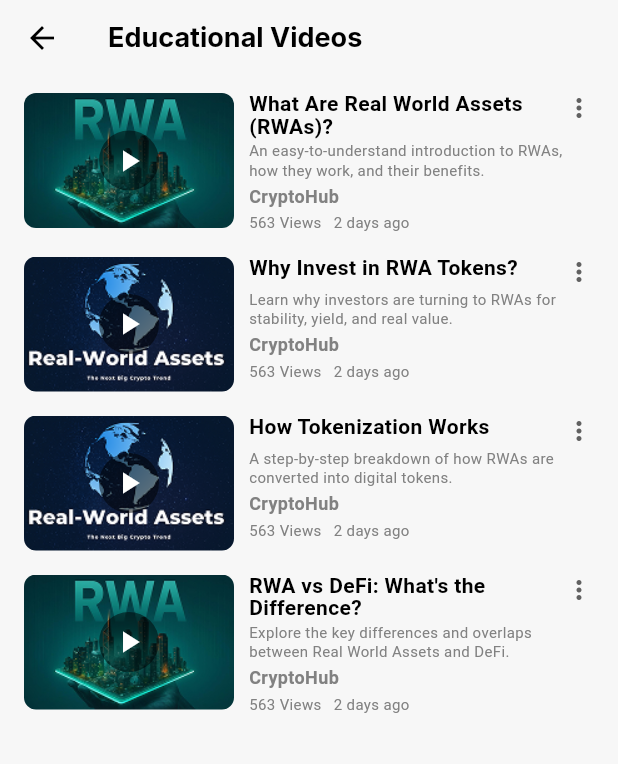
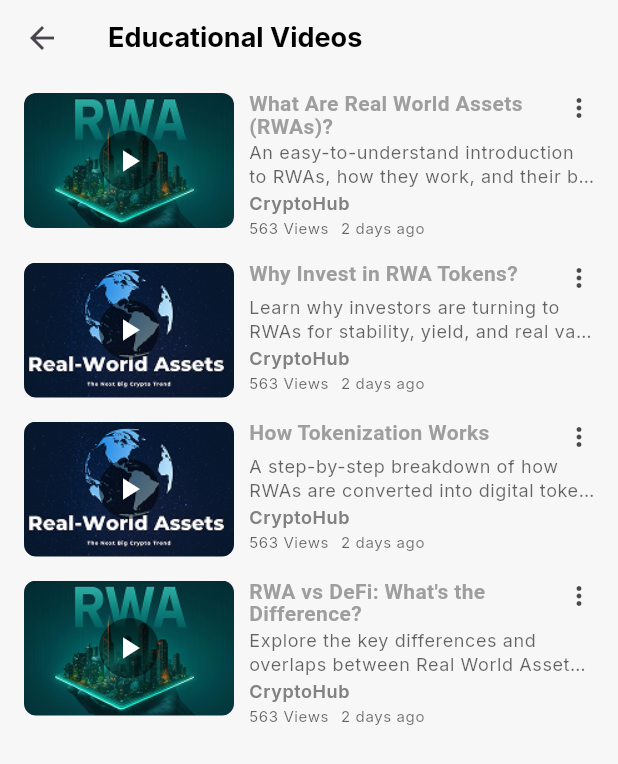
Before and after one commit to abdGhost/rwa_app, a Flutter app: the VideosScreen screen opened directly, after a tap on "See all", on a phone screen of 412 x 824 dp. Shown: the top 764 px of the screen. Run offline on Flutter 3.47's test engine with Material 3 defaults, Android fonts, the light colour scheme and no system bars; our stand-ins replace fl_chart, flutter_riverpod, flutter_svg, flutter_switch, google_fonts, shared_preferences; accounts and stored records are empty.

Commit message:
worked on video screen

```diff
--- a/lib/screens/educational_videos_screen.dart
+++ b/lib/screens/educational_videos_screen.dart
@@ -6,6 +6,9 @@ class EducationalVideosScreen extends StatelessWidget {
 
   @override
   Widget build(BuildContext context) {
+    final theme = Theme.of(context);
+    final isDark = theme.brightness == Brightness.dark;
+
     final titles = [
       "What Are Real World Assets (RWAs)?",
       "Why Invest in RWA Tokens?",
@@ -29,21 +32,21 @@ class EducationalVideosScreen extends StatelessWidget {
 
     return Scaffold(
       appBar: AppBar(
-        backgroundColor: const Color(0xFFF7F7F7),
+        backgroundColor: theme.scaffoldBackgroundColor,
         elevation: 0,
         toolbarHeight: 50,
         automaticallyImplyLeading: true,
-        iconTheme: const IconThemeData(color: Colors.black),
+        iconTheme: theme.iconTheme,
         title: Text(
           'Educational Videos',
           style: GoogleFonts.inter(
-            color: Colors.black,
+            color: theme.textTheme.titleLarge?.color,
             fontWeight: FontWeight.bold,
             fontSize: 18,
           ),
         ),
       ),
-      backgroundColor: const Color(0xFFF7F7F7),
+      backgroundColor: theme.scaffoldBackgroundColor,
       body: ListView.builder(
         padding: const EdgeInsets.symmetric(horizontal: 16, vertical: 12),
         itemCount: titles.length,
@@ -93,11 +96,9 @@ class EducationalVideosScreen extends StatelessWidget {
                               titles[index],
                               maxLines: 2,
                               overflow: TextOverflow.ellipsis,
-                              style: const TextStyle(
-                                fontSize: 14,
+                              style: theme.textTheme.bodyMedium?.copyWith(
                                 fontWeight: FontWeight.w600,
                                 height: 1.1,
-                                color: Color(0xFF000000),
                               ),
                             ),
                           ),
@@ -105,7 +106,7 @@ class EducationalVideosScreen extends StatelessWidget {
                           Icon(
                             Icons.more_vert,
                             size: 20,
-                            color: Colors.grey[700],
+                            color: theme.iconTheme.color?.withOpacity(0.7),
                           ),
                         ],
                       ),
@@ -114,40 +115,39 @@ class EducationalVideosScreen extends StatelessWidget {
                         subtitles[index],
                         maxLines: 2,
                         overflow: TextOverflow.ellipsis,
-                        style: const TextStyle(
-                          fontSize: 10,
+                        style: theme.textTheme.bodySmall?.copyWith(
                           fontWeight: FontWeight.w400,
-                          color: Color(0xFF818181),
+                          color: theme.hintColor,
                           height: 1.3,
                         ),
                       ),
                       const SizedBox(height: 2),
-                      const Text(
+                      Text(
                         "CryptoHub",
-                        style: TextStyle(
-                          fontSize: 12,
+                        style: theme.textTheme.bodySmall?.copyWith(
                           fontWeight: FontWeight.w600,
-                          color: Color(0xFF818181),
+                          color:
+                              isDark
+                                  ? Colors.grey[400]
+                                  : const Color(0xFF818181),
                         ),
                       ),
                       const SizedBox(height: 2),
                       Row(
-                        children: const [
+                        children: [
                           Text(
                             "563 Views",
-                            style: TextStyle(
+                            style: theme.textTheme.bodySmall?.copyWith(
                               fontSize: 10,
-                              fontWeight: FontWeight.w400,
-                              color: Color(0xFF818181),
+                              color: theme.hintColor,
                             ),
                           ),
-                          SizedBox(width: 8),
+                          const SizedBox(width: 8),
                           Text(
                             "2 days ago",
-                            style: TextStyle(
+                            style: theme.textTheme.bodySmall?.copyWith(
                               fontSize: 10,
-                              fontWeight: FontWeight.w400,
-                              color: Color(0xFF818181),
+                              color: theme.hintColor,
                             ),
                           ),
                         ],
--- a/lib/screens/videos_screen.dart
+++ b/lib/screens/videos_screen.dart
@@ -3,6 +3,7 @@ import 'package:flutter_svg/svg.dart';
 import 'package:google_fonts/google_fonts.dart';
 import 'package:rwa_app/screens/chat_screen.dart';
 import 'package:rwa_app/screens/educational_videos_screen.dart';
+import 'package:rwa_app/screens/profile_screen.dart';
 import 'package:rwa_app/screens/upcoming_interviews_screen.dart';
 import 'package:rwa_app/screens/recorded_interviews_screen.dart';
 
@@ -11,13 +12,15 @@ class VideosScreen extends StatelessWidget {
 
   @override
   Widget build(BuildContext context) {
+    final theme = Theme.of(context);
+    final isDark = theme.brightness == Brightness.dark;
     final screenWidth = MediaQuery.of(context).size.width;
     final cardWidth = screenWidth * 0.4;
 
     return Scaffold(
-      backgroundColor: const Color(0xFFF7F7F7),
+      backgroundColor: theme.scaffoldBackgroundColor,
       appBar: AppBar(
-        backgroundColor: Colors.white,
+        backgroundColor: isDark ? Colors.black : theme.scaffoldBackgroundColor,
         elevation: 1,
         automaticallyImplyLeading: false,
         toolbarHeight: 40,
@@ -26,7 +29,7 @@ class VideosScreen extends StatelessWidget {
             Text(
               'Video',
               style: GoogleFonts.inter(
-                color: Colors.black,
+                color: theme.textTheme.titleLarge?.color ?? Colors.black,
                 fontWeight: FontWeight.bold,
                 fontSize: 18,
               ),
@@ -34,12 +37,24 @@ class VideosScreen extends StatelessWidget {
           ],
         ),
         actions: [
-          Padding(
+          InkWell(
+            onTap: () {
+              Navigator.push(
+                context,
+                MaterialPageRoute(builder: (context) => const ProfileScreen()),
+              );
+            },
+            child: Padding(
               padding: const EdgeInsets.only(right: 12),
               child: SvgPicture.asset(
                 'assets/profile_outline.svg',
                 width: 30,
                 height: 30,
+                colorFilter: ColorFilter.mode(
+                  theme.iconTheme.color ?? Colors.black,
+                  BlendMode.srcIn,
+                ),
+              ),
             ),
           ),
         ],
@@ -72,7 +87,7 @@ class VideosScreen extends StatelessWidget {
           child: Column(
             crossAxisAlignment: CrossAxisAlignment.start,
             children: [
-              _sectionTitle("Educational Videos", () {
+              _sectionTitle(context, "Educational Videos", () {
                 Navigator.push(
                   context,
                   MaterialPageRoute(
@@ -81,7 +96,7 @@ class VideosScreen extends StatelessWidget {
                 );
               }),
               const SizedBox(height: 8),
-              _videoSlider(cardWidth, [
+              _videoSlider(context, cardWidth, [
                 {
                   "title": "What Are Real World Assets (RWAs)?",
                   "image": "assets/thumbnail1.png",
@@ -91,7 +106,7 @@ class VideosScreen extends StatelessWidget {
                   "image": "assets/thumbnail2.png",
                 },
               ]),
-              _videoSlider(cardWidth, [
+              _videoSlider(context, cardWidth, [
                 {
                   "title": "How Tokenization Works",
                   "image": "assets/thumbnail2.png",
@@ -101,7 +116,9 @@ class VideosScreen extends StatelessWidget {
                   "image": "assets/thumbnail2.png",
                 },
               ]),
-              _sectionTitle("Upcoming Interviews", () {
+              const SizedBox(height: 8),
+
+              _sectionTitle(context, "Upcoming Interviews", () {
                 Navigator.push(
                   context,
                   MaterialPageRoute(
@@ -110,17 +127,19 @@ class VideosScreen extends StatelessWidget {
                 );
               }),
               _interviewTile(
+                context,
                 "Chat with Condo CEO",
                 "April 21 at 5:00 PM",
                 "LIVE",
               ),
               _interviewTile(
+                context,
                 "How RealT Fractionalizes Real Estate",
                 "April 27 at 5:00 PM",
                 "Scheduled",
               ),
               const SizedBox(height: 10),
-              _sectionTitle("Recorded Interviews", () {
+              _sectionTitle(context, "Recorded Interviews", () {
                 Navigator.push(
                   context,
                   MaterialPageRoute(
@@ -129,6 +148,7 @@ class VideosScreen extends StatelessWidget {
                 );
               }),
               _recordedInterviewCard(
+                context,
                 "Goldfinch: Driving Innovation in Real-World Lending",
                 "Guest: Mike Sall, Co-Founder of Goldfinch",
                 "assets/thumbnail1.png",
@@ -140,17 +160,20 @@ class VideosScreen extends StatelessWidget {
     );
   }
 
-  static Widget _sectionTitle(String title, VoidCallback onSeeAll) {
+  Widget _sectionTitle(
+    BuildContext context,
+    String title,
+    VoidCallback onSeeAll,
+  ) {
+    final theme = Theme.of(context);
     return Row(
       mainAxisAlignment: MainAxisAlignment.spaceBetween,
       children: [
         Flexible(
           child: Text(
             title,
-            style: const TextStyle(
-              fontSize: 16,
+            style: theme.textTheme.titleSmall?.copyWith(
               fontWeight: FontWeight.w600,
-              color: Color(0xFF000000),
             ),
           ),
         ),
@@ -165,28 +188,41 @@ class VideosScreen extends StatelessWidget {
     );
   }
 
-  static Widget _videoSlider(
+  Widget _videoSlider(
+    BuildContext context,
     double cardWidth,
     List<Map<String, String>> videos,
   ) {
-    return SizedBox(
-      height: 160,
-      child: ListView.separated(
-        scrollDirection: Axis.horizontal,
-        itemCount: videos.length,
-        separatorBuilder: (_, __) => const SizedBox(width: 8),
-        itemBuilder: (context, index) {
-          final video = videos[index];
-          return SizedBox(
+    return Padding(
+      padding: const EdgeInsets.symmetric(vertical: 8),
+      child: Row(
+        mainAxisAlignment: MainAxisAlignment.center,
+        children:
+            videos.map((video) {
+              return Padding(
+                padding: const EdgeInsets.symmetric(horizontal: 6),
+                child: SizedBox(
                   width: cardWidth,
-            child: _videoCard(video['image']!, video['title']!, "8:20"),
+                  child: _videoCard(
+                    context,
+                    video['image']!,
+                    video['title']!,
+                    "8:20",
+                  ),
+                ),
               );
-        },
+            }).toList(),
       ),
     );
   }
 
-  static Widget _videoCard(String imagePath, String title, String duration) {
+  Widget _videoCard(
+    BuildContext context,
+    String imagePath,
+    String title,
+    String duration,
+  ) {
+    final theme = Theme.of(context);
     return Container(
       decoration: BoxDecoration(borderRadius: BorderRadius.circular(8)),
       child: Column(
@@ -225,23 +261,19 @@ class VideosScreen extends StatelessWidget {
             title,
             maxLines: 2,
             overflow: TextOverflow.ellipsis,
-            style: const TextStyle(
-              fontSize: 12,
+            style: theme.textTheme.bodySmall?.copyWith(
               fontWeight: FontWeight.w500,
-              color: Color(0xFF000000),
-              height: 1.2,
             ),
           ),
           const SizedBox(height: 2),
-          const Text(
+          Text(
             "Subtitle here",
             maxLines: 2,
             overflow: TextOverflow.ellipsis,
-            style: TextStyle(
+            style: theme.textTheme.bodySmall?.copyWith(
               fontSize: 10,
               fontWeight: FontWeight.w400,
-              color: Color(0xFF818181),
-              height: 1.2,
+              color: theme.hintColor,
             ),
           ),
         ],
@@ -249,7 +281,13 @@ class VideosScreen extends StatelessWidget {
     );
   }
 
-  static Widget _interviewTile(String title, String time, String badge) {
+  Widget _interviewTile(
+    BuildContext context,
+    String title,
+    String time,
+    String badge,
+  ) {
+    final theme = Theme.of(context);
     return Padding(
       padding: const EdgeInsets.symmetric(vertical: 6),
       child: Row(
@@ -265,21 +303,12 @@ class VideosScreen extends StatelessWidget {
               children: [
                 Text(
                   title,
-                  style: const TextStyle(
+                  style: theme.textTheme.bodyMedium?.copyWith(
                     fontWeight: FontWeight.w600,
-                    fontSize: 14,
-                    color: Color(0xFF000000),
-                    height: 1.2,
                   ),
                 ),
                 const SizedBox(height: 2),
-                Text(
-                  time,
-                  style: const TextStyle(
-                    fontSize: 12,
-                    color: Color(0xFF525252),
-                  ),
-                ),
+                Text(time, style: theme.textTheme.bodySmall),
               ],
             ),
           ),
@@ -304,21 +333,23 @@ class VideosScreen extends StatelessWidget {
     );
   }
 
-  static Widget _recordedInterviewCard(
+  Widget _recordedInterviewCard(
+    BuildContext context,
     String title,
     String guest,
     String imagePath, {
     String subtitle =
         "Exclusive discussion on unlocking credit for emerging markets through real-world lending protocols.",
   }) {
+    final theme = Theme.of(context);
     return Container(
       margin: const EdgeInsets.symmetric(vertical: 8),
       decoration: BoxDecoration(
         borderRadius: BorderRadius.circular(8),
-        color: Colors.white,
+        color: theme.cardColor,
         boxShadow: [
           BoxShadow(
-            color: const Color.fromARGB(33, 236, 236, 236),
+            color: Colors.black.withOpacity(0.02),
             blurRadius: 4,
             offset: const Offset(0, 2),
           ),
@@ -347,10 +378,8 @@ class VideosScreen extends StatelessWidget {
                       title,
                       maxLines: 2,
                       overflow: TextOverflow.ellipsis,
-                      style: const TextStyle(
+                      style: theme.textTheme.bodyMedium?.copyWith(
                         fontWeight: FontWeight.w600,
-                        fontSize: 14,
-                        color: Color(0xFF000000),
                         height: 1.3,
                       ),
                     ),
@@ -368,12 +397,7 @@ class VideosScreen extends StatelessWidget {
                       subtitle,
                       maxLines: 3,
                       overflow: TextOverflow.ellipsis,
-                      style: const TextStyle(
-                        fontSize: 10,
-                        fontWeight: FontWeight.w400,
-                        color: Color(0xFF818181),
-                        height: 1.3,
-                      ),
+                      style: theme.textTheme.bodySmall?.copyWith(height: 1.3),
                     ),
                   ],
                 ),
```
Also changed, not shown: lib/screens/recorded_interviews_screen.dart (+11 -5 lines), lib/screens/upcoming_interviews_screen.dart (+17 -18 lines), lib/widgets/news/news_appbar_title_row.dart (+11 -6 lines), lib/widgets/video_widegt.dart (+36 -23 lines). Lines whose indentation alone changed are shown as unchanged.
